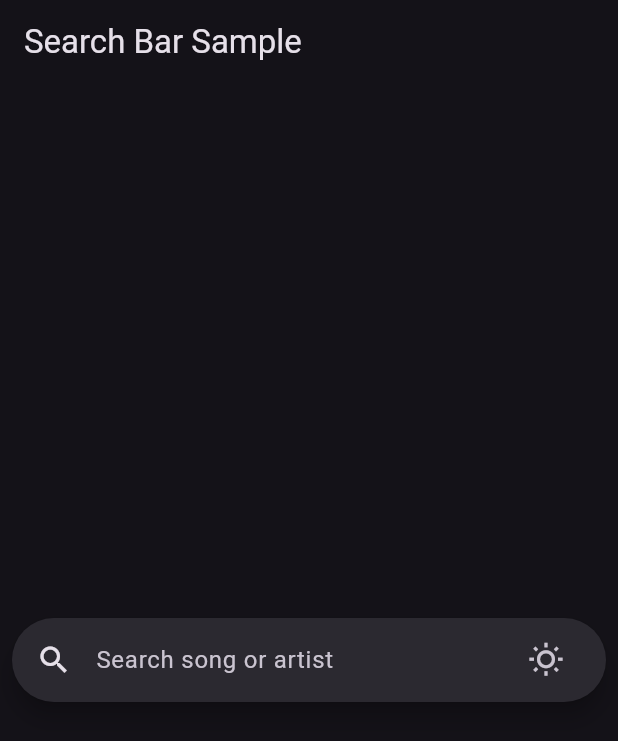
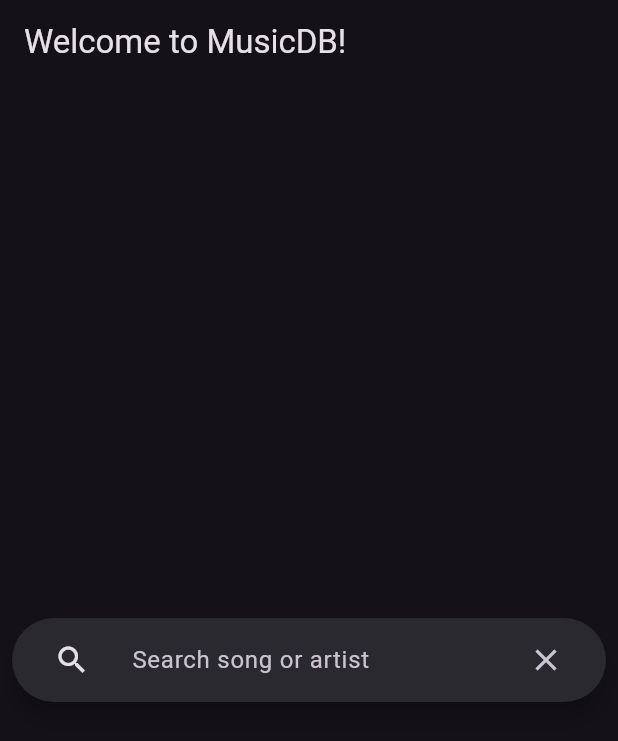
Before and after one commit to AneetaGeorge/musicDB_FrontEnd, a Flutter app: the screen it shows after launch, on a phone screen of 412 x 824 dp. Shown: the top 741 px of the screen. Run offline on Flutter 3.47's test engine with Material 2 defaults, Android fonts, the phone set to English and light mode, and no system bars.

Commit message:
Added icon buttons for search and clear functionalities

```diff
--- a/lib/search_widget.dart
+++ b/lib/search_widget.dart
@@ -8,18 +8,24 @@ class SearchWidget extends StatefulWidget {
 }
 
 class _SearchWidgetState extends State<SearchWidget> {
+  bool isDark = true;
+  final TextEditingController _controller = TextEditingController();
+
+  void search(String keyword) {
+    //TODO: Implement search logic
+    print('Submitted text: $keyword');
+  }
+
   @override
   Widget build(BuildContext context) {
-    bool isDark = false;
-    final controller = TextEditingController();
-    final ThemeData themeData = ThemeData(
+    ThemeData themeData = ThemeData(
         useMaterial3: true,
-        brightness: isDark ? Brightness.light : Brightness.dark);
+        brightness: isDark ? Brightness.dark : Brightness.light);
 
     return MaterialApp(
         theme: themeData,
         home: Scaffold(
-            appBar: AppBar(title: const Text('Search Bar Sample')),
+            appBar: AppBar(title: const Text('Welcome to MusicDB!')),
             body: Padding(
                 padding: const EdgeInsets.all(8.0),
                 // child: SearchAnchor(
@@ -27,22 +33,29 @@ class _SearchWidgetState extends State<SearchWidget> {
                 child: Center(
                   child: SearchBar(
                     hintText: 'Search song or artist',
-                    controller: controller,
+                    controller: _controller,
                     padding: const MaterialStatePropertyAll<EdgeInsets>(
                         EdgeInsets.symmetric(horizontal: 16.0)
                     ),
                     onSubmitted: (String value) {
+                      search(value);
                     },
-                    onTap: () {
-                      print('Tapped');
-                      // controller.openView();
-                    },
-                    onChanged: (_) {
-                    // controller.openView();
-                    },
-                    leading: const Icon(Icons.search),
-                    trailing: <Widget>[
-                      Tooltip(
+                    leading: IconButton(
+                        icon: const Icon(Icons.search),
+                        onPressed: () {
+                          search(_controller.text);
+                        },
+                    ),
+                    trailing:
+                    <Widget>[
+                      IconButton (
+                      icon: const Icon(Icons.clear),
+                      onPressed: () {
+                        _controller.clear();
+                      },
+                    )
+                      //TODO: Add the theme icon to the app bar
+                      /*Tooltip(
                         message: 'Change brightness mode',
                         child: IconButton(
                           isSelected: isDark,
@@ -56,17 +69,12 @@ class _SearchWidgetState extends State<SearchWidget> {
                           icon: const Icon(Icons.wb_sunny_outlined),
                           selectedIcon: const Icon(Icons.brightness_2_outlined),
                         ),
-                      )
+                      )*/
                     ],
                   ),
                 )
-              // },
-              // suggestionsBuilder: (BuildContext context, SearchController controller) {
-              //   return null;
-              // }
             )
         )
     );
   }
 }
-    // );
```
